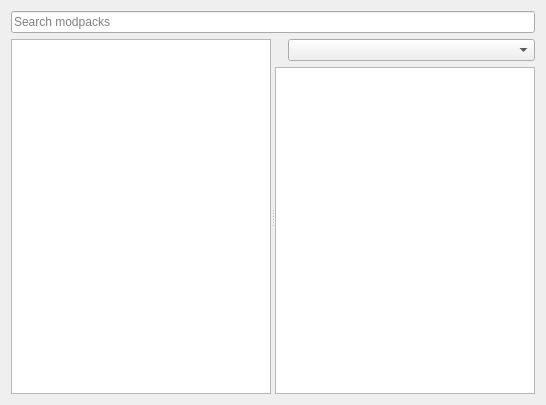
This is launcher/ui/pages/modplatform/technic/TechnicPage.ui in PollyMC-Continued/launcher as Qt 5 draws it before an edit. The edited form follows.
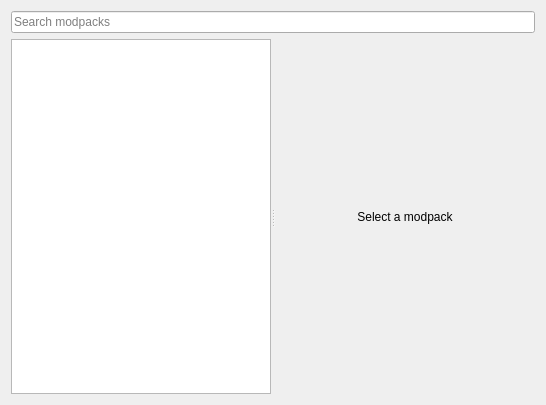
This is the edited form. Custom widgets are drawn as their Qt base class.

Patch:
```diff
--- a/launcher/ui/pages/modplatform/technic/TechnicPage.ui
+++ b/launcher/ui/pages/modplatform/technic/TechnicPage.ui
@@ -49,13 +49,33 @@
         <number>0</number>
        </property>
        <item>
-        <layout class="QHBoxLayout" name="packHeaderLayout">
+        <widget class="QStackedWidget" name="detailsStack">
+         <property name="currentIndex">
+          <number>1</number>
+         </property>
+         <widget class="QWidget" name="detailsPage">
+          <layout class="QVBoxLayout" name="detailsPageLayout">
+           <property name="leftMargin">
+            <number>0</number>
+           </property>
+           <property name="topMargin">
+            <number>0</number>
+           </property>
+           <property name="rightMargin">
+            <number>0</number>
+           </property>
+           <property name="bottomMargin">
+            <number>0</number>
+           </property>
          <item>
-          <widget class="ElidedLabel" name="packNameLabel">
-           <property name="font">
-            <font>
-             <bold>true</bold>
-            </font>
+            <widget class="ModpackDetailsHeader" name="packHeader"/>
+           </item>
+           <item>
+            <layout class="QHBoxLayout" name="versionRowLayout">
+             <item>
+              <widget class="QLabel" name="versionLabel">
+               <property name="text">
+                <string>Version</string>
            </property>
           </widget>
          </item>
@@ -83,6 +103,42 @@
        </item>
       </layout>
      </widget>
+         <widget class="QWidget" name="emptyPage">
+          <layout class="QVBoxLayout" name="emptyPageLayout">
+           <property name="leftMargin">
+            <number>0</number>
+           </property>
+           <property name="topMargin">
+            <number>0</number>
+           </property>
+           <property name="rightMargin">
+            <number>0</number>
+           </property>
+           <property name="bottomMargin">
+            <number>0</number>
+           </property>
+           <item>
+            <widget class="QLabel" name="selectPackLabel">
+             <property name="sizePolicy">
+              <sizepolicy hsizetype="Expanding" vsizetype="Expanding">
+               <horstretch>0</horstretch>
+               <verstretch>0</verstretch>
+              </sizepolicy>
+             </property>
+             <property name="alignment">
+              <set>Qt::AlignCenter</set>
+             </property>
+             <property name="text">
+              <string>Select a modpack</string>
+             </property>
+            </widget>
+           </item>
+          </layout>
+         </widget>
+        </widget>
+       </item>
+      </layout>
+     </widget>
     </widget>
    </item>
   </layout>
@@ -98,6 +154,12 @@
    <extends>QLabel</extends>
    <header>ui/widgets/ElidedLabel.h</header>
   </customwidget>
+  <customwidget>
+   <class>ModpackDetailsHeader</class>
+   <extends>QWidget</extends>
+   <header>ui/widgets/ModpackDetailsHeader.h</header>
+   <container>0</container>
+  </customwidget>
  </customwidgets>
  <tabstops>
   <tabstop>searchEdit</tabstop>
```
Lines whose indentation alone changed are shown as unchanged.
